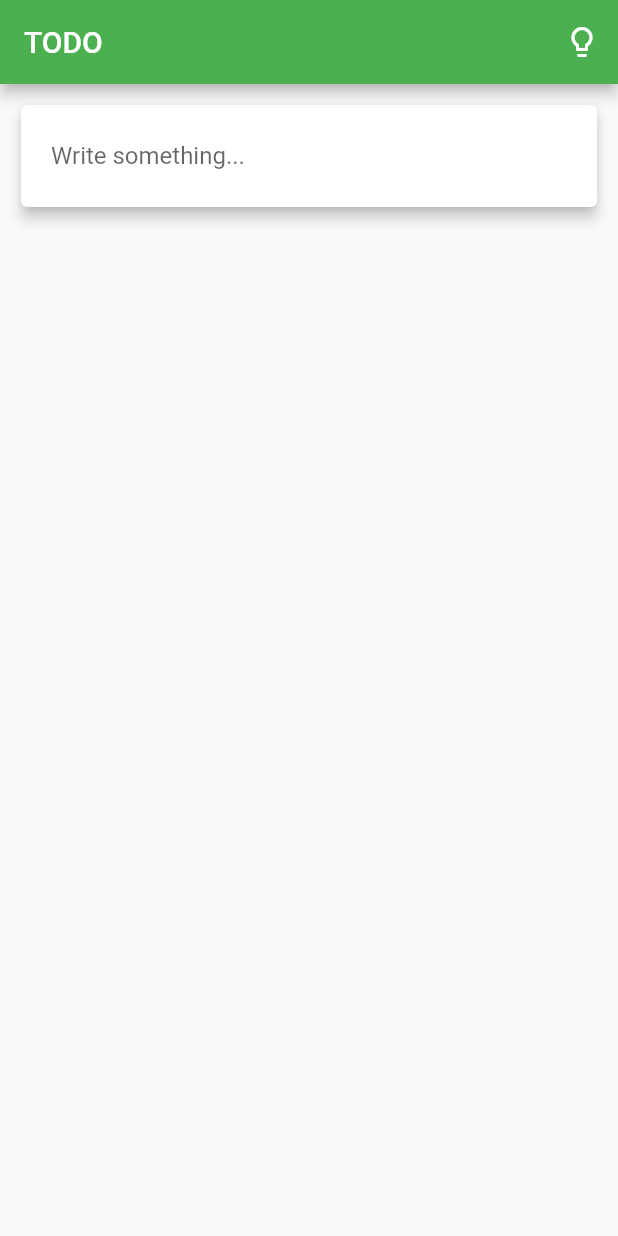
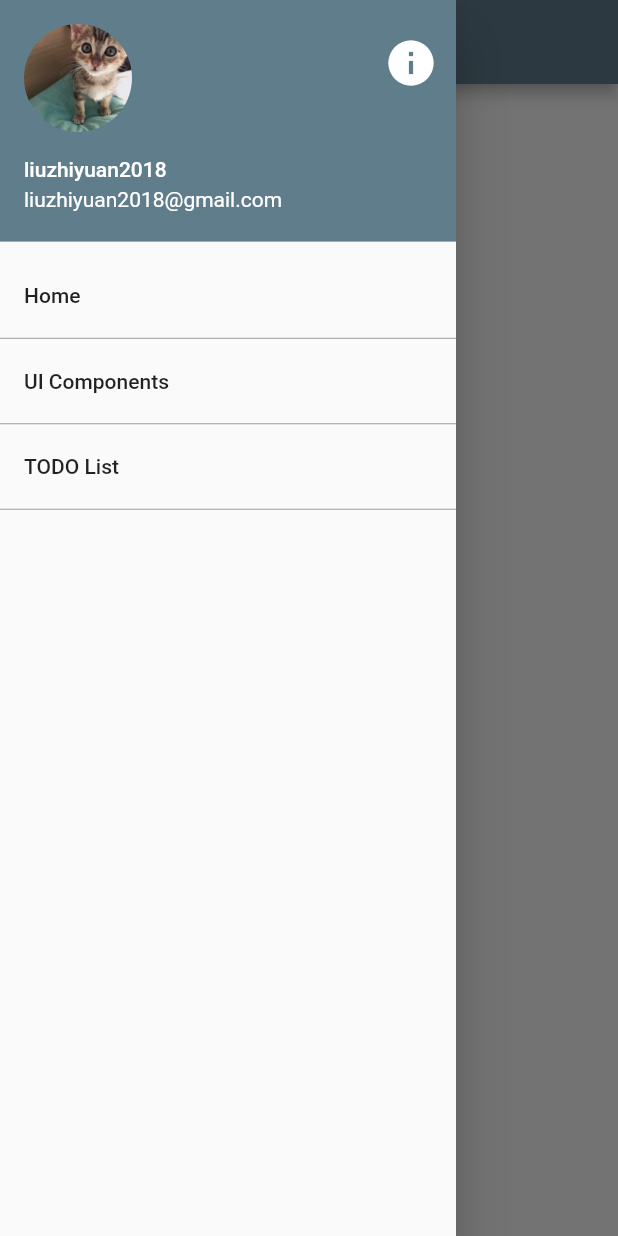
Before and after one commit to rmlzy/hello_flutter, a Flutter app: the screen it shows after launch, with the side drawer open (before the commit the screen has no drawer), on a phone screen of 412 x 824 dp. Run offline on Flutter 3.47's test engine with Material 2 defaults, Android fonts, the phone set to English and light mode, and no system bars.

```diff
--- /dev/null
+++ b/lib/home/home.dart
@@ -0,0 +1,26 @@
+import 'package:flutter/material.dart';
+import 'side_drawer.dart';
+
+class HomePage extends StatefulWidget {
+  @override
+  _HomePageState createState() => new _HomePageState();
+}
+
+class _HomePageState extends State<HomePage> {
+  @override
+  Widget build(BuildContext context) {
+    return new Scaffold(
+      appBar: new AppBar(
+        title: new Text('HOME'),
+      ),
+      body: new Padding(
+        padding: new EdgeInsets.all(10.0),
+        child: new Column(),
+      ),
+      drawer: new Padding(
+        padding: EdgeInsets.only(right: 80.0),
+        child: new SideDrawer(),
+      ),
+    );
+  }
+}
--- /dev/null
+++ b/lib/home/side_drawer.dart
@@ -0,0 +1,81 @@
+import 'package:flutter/material.dart';
+import 'package:hello_flutter/todo/todo.dart';
+import 'package:hello_flutter/ui/ui.dart';
+
+class SideDrawer extends StatefulWidget {
+  @override
+  _SideDrawerState createState() => new _SideDrawerState();
+}
+
+class _SideDrawerState extends State<SideDrawer> {
+  void toHomePage() {
+    Navigator.pop(context);
+  }
+
+  void toUiPage() {
+    Navigator.push(
+        context, new MaterialPageRoute(builder: (context) => new UiPage()));
+  }
+
+  void toTodoPage() {
+    Navigator.push(
+        context, new MaterialPageRoute(builder: (context) => new TodoPage()));
+  }
+
+  @override
+  Widget build(BuildContext context) {
+    return new Drawer(
+      child: new Column(
+        children: <Widget>[
+          new UserAccountsDrawerHeader(
+            accountName: new Text("liuzhiyuan2018"),
+            accountEmail: new Text("liuzhiyuan2018@gmail.com"),
+            otherAccountsPictures: <Widget>[
+              new IconButton(
+                  icon: new Icon(
+                    Icons.info,
+                    color: Colors.white,
+                    size: 36.0,
+                  ),
+                  onPressed: null)
+            ],
+            currentAccountPicture: new CircleAvatar(
+              backgroundColor: Theme.of(context).accentColor,
+              backgroundImage: new AssetImage("assets/eiheihei.jpeg"),
+            ),
+          ),
+          new Expanded(
+            child: new ListView(
+              children: <Widget>[
+                new ListTile(
+                  title: new Text('Home'),
+                  onTap: toHomePage,
+                ),
+                new Divider(
+                  height: 1.0,
+                  color: Colors.grey,
+                ),
+                new ListTile(
+                  title: new Text('UI Components'),
+                  onTap: toUiPage,
+                ),
+                new Divider(
+                  height: 1.0,
+                  color: Colors.grey,
+                ),
+                new ListTile(
+                  title: new Text('TODO List'),
+                  onTap: toTodoPage,
+                ),
+                new Divider(
+                  height: 1.0,
+                  color: Colors.grey,
+                ),
+              ],
+            ),
+          )
+        ],
+      ),
+    );
+  }
+}
--- a/lib/main.dart
+++ b/lib/main.dart
@@ -1,5 +1,7 @@
 import 'package:flutter/material.dart';
-import 'todo/app.dart';
+
+import 'home/home.dart';
+import 'todo/todo.dart';
 
 void main() => runApp(new MyApp());
 
@@ -8,8 +10,11 @@ class MyApp extends StatelessWidget {
   Widget build(BuildContext context) {
     return new MaterialApp(
       title: 'Flutter Demo',
-      theme: new ThemeData(primarySwatch: Colors.green),
-      home: new TodoApp(),
+      theme: new ThemeData(primarySwatch: Colors.blueGrey),
+      home: new HomePage(),
+      routes: <String, WidgetBuilder>{
+        '/todo': (BuildContext ctx) => new TodoPage()
+      },
     );
   }
 }
--- a/lib/todo/app.dart
+++ b/lib/todo/todo.dart
@@ -1,12 +1,12 @@
 import 'package:flutter/material.dart';
 import 'list.dart';
 
-class TodoApp extends StatefulWidget {
+class TodoPage extends StatefulWidget {
   @override
-  TodoAppState createState() => new TodoAppState();
+  _TodoPageState createState() => new _TodoPageState();
 }
 
-class TodoAppState extends State<TodoApp> {
+class _TodoPageState extends State<TodoPage> {
   showDemoDialog() {
     return showDialog(
       context: context,
--- a/pubspec.yaml
+++ b/pubspec.yaml
@@ -26,9 +26,8 @@ flutter:
   uses-material-design: true
 
   # To add assets to your application, add an assets section, like this:
-  # assets:
-  #  - images/a_dot_burr.jpeg
-  #  - images/a_dot_ham.jpeg
+  assets:
+    - assets/eiheihei.jpeg
 
   # An image asset can refer to one or more resolution-specific "variants", see
   # https://flutter.io/assets-and-images/#resolution-aware.
```
Also changed, not shown: lib/ui/button_demo.dart (added, +65 -0 lines), lib/ui/dialog_demo.dart (added, +71 -0 lines), lib/ui/icon_demo.dart (added, +43 -0 lines), lib/ui/list_demo.dart (added, +46 -0 lines), lib/ui/ui.dart (added, +32 -0 lines), assets/eiheihei.jpeg (added), assets/preview_dialog.png (added), assets/preview_drawer.png (added), 1 other file.
